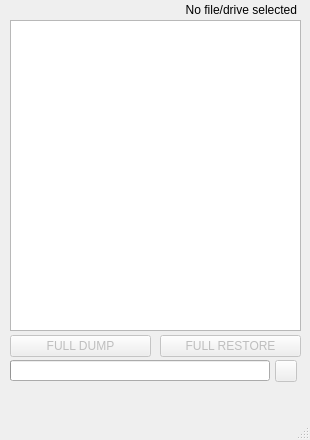
Before: the Qt Designer form NxNandManager/mainwindow.ui in eliboa/NxNandManager, drawn with Qt 5.
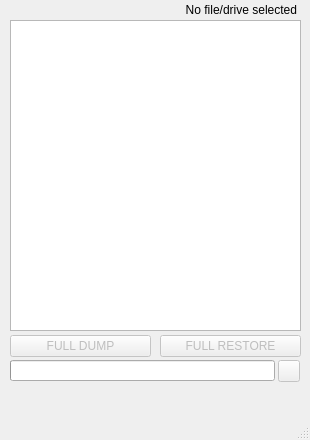
After: the same form once the commit is applied. Icons and pictures are not drawn.

```diff
--- a/NxNandManager/mainwindow.ui
+++ b/NxNandManager/mainwindow.ui
@@ -57,7 +57,7 @@
      <rect>
       <x>10</x>
       <y>360</y>
-      <width>260</width>
+      <width>265</width>
       <height>21</height>
      </rect>
     </property>
@@ -610,7 +610,7 @@
     </property>
     <property name="geometry">
      <rect>
-      <x>275</x>
+      <x>278</x>
       <y>360</y>
       <width>22</width>
       <height>22</height>
```
Left out of the diff: 2 changed lines with no effect on the pictures.
